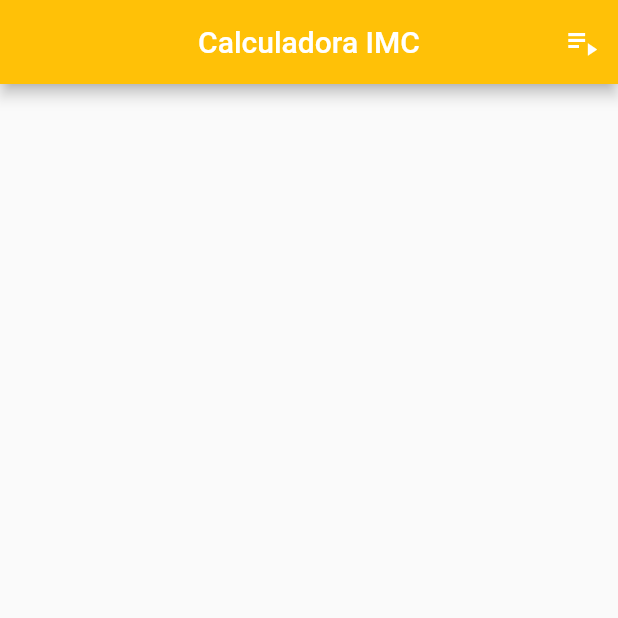
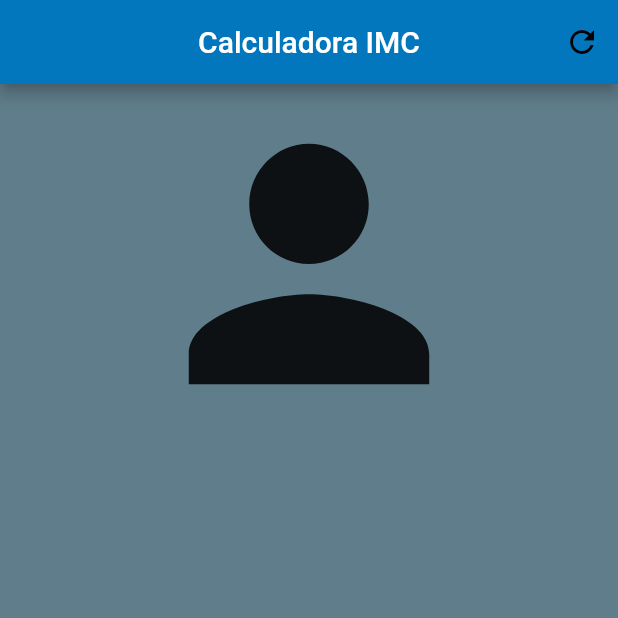
Before and after one commit to partnercloudsupport/Flutter-Apps, a Flutter app: the screen it shows after launch, on a phone screen of 412 x 824 dp, the top half of it. Run offline on Flutter 3.47's test engine with Material 2 defaults, Android fonts, the phone set to English and light mode, and no system bars.

Commit message:
Adicionado o body do app: Column. Dúvida: Pq CrossAxisAlignment.stretch? Adicionado um icone ao app

```diff
--- a/calculo_imc_review/apptask/lib/main.dart
+++ b/calculo_imc_review/apptask/lib/main.dart
@@ -19,19 +19,30 @@ class _HomeState extends State<Home> {
   Widget build(BuildContext context) {
     // Widget Scaffold
     return Scaffold(
+      // cor de fundo do app
+      backgroundColor: Colors.blueGrey,
         // Barra do app com texto
         appBar: AppBar(
       title: Text("Calculadora IMC"),
       centerTitle: true,
-          backgroundColor: Colors.amber,
+          backgroundColor: Colors.lightBlue[800],
+          // onde irá acontecer as ações da AppBar
           actions: <Widget>[
+            // IconButton se comporta igual o Button
             IconButton(
-              icon: Icon(Icons.playlist_play),
+              icon: Icon(Icons.refresh, color: Colors.black,),
               onPressed: () {
-                debugPrint("botao apertado");
+                debugPrint("Refresh");
               },
             )
           ],
-    ));
+    ),
+    body: Column(
+      // Alinha os filhos da coluna no centro (não entendi pq stretch)
+      crossAxisAlignment: CrossAxisAlignment.stretch,
+      children: <Widget>[
+      Icon(Icons.person, size: 240.0,)
+    ],),
+    );
   }
 }
```
